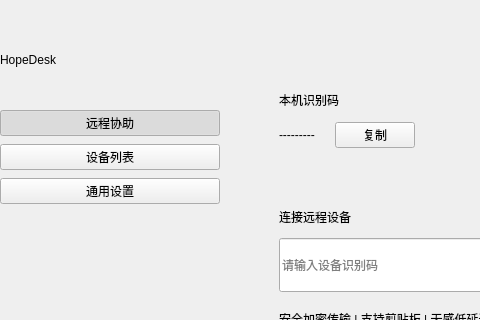
Qt form HopeDeskNative/mainwindow.ui (HopeTiga/HopeDesk) before a commit; both pictures show x 0 to 480 and y 0 to 320 of the 1080 by 750 pixel window.
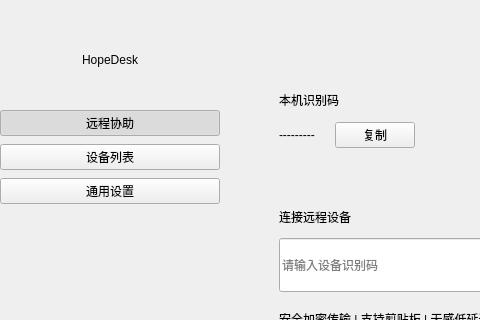
The same form after that commit.

```diff
--- a/HopeDeskNative/mainwindow.ui
+++ b/HopeDeskNative/mainwindow.ui
@@ -164,6 +164,9 @@
          <property name="text">
           <string>HopeDesk</string>
          </property>
+         <property name="alignment">
+          <set>Qt::AlignmentFlag::AlignCenter</set>
+         </property>
         </widget>
        </item>
        <item>
```
